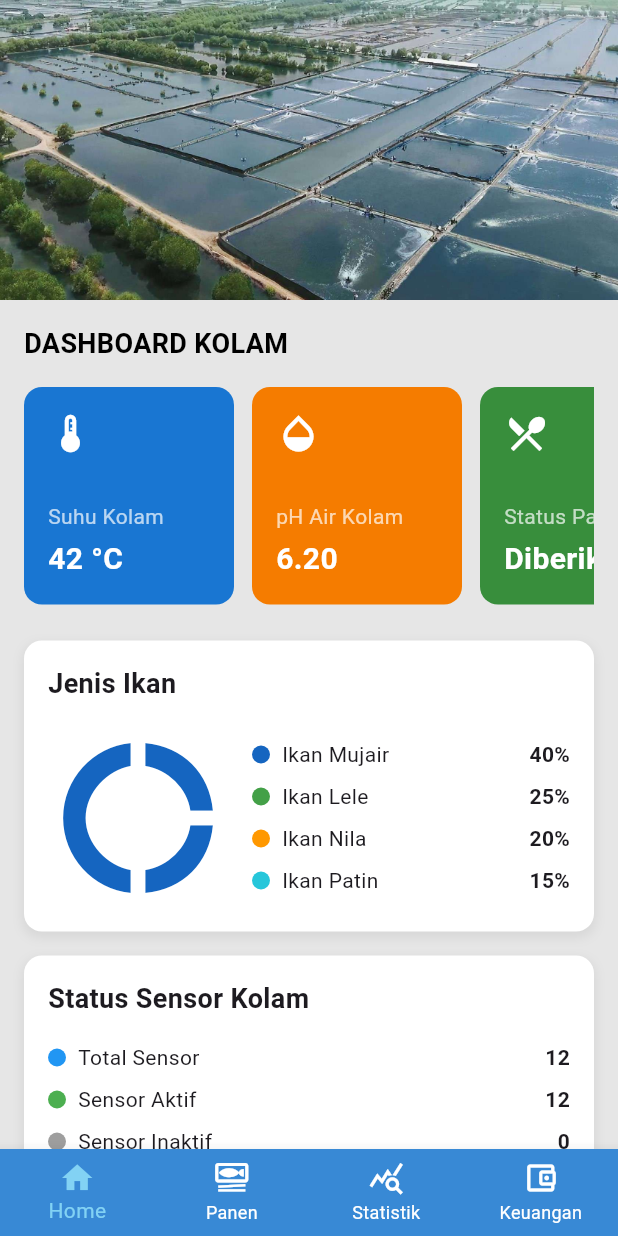
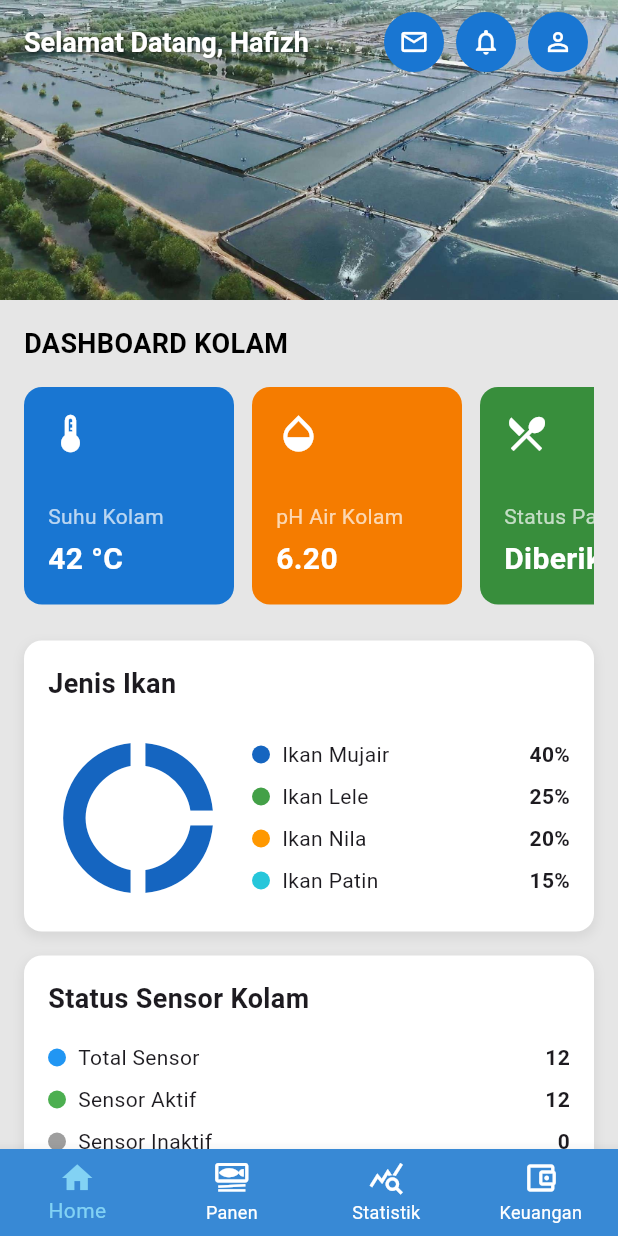
Before and after one commit to NekoDesu-cyte/Tubes_PPB_Tambak, a Flutter app: the screen it shows after launch, on a phone screen of 412 x 824 dp. Run offline on Flutter 3.47's test engine with Material 3 defaults, Android fonts, the phone set to English and light mode, and no system bars; our stand-ins replace fl_chart.

Commit message:
adding Appbar on main_page.dart

```diff
--- a/mina_jaya_app/lib/dashboard.dart
+++ b/mina_jaya_app/lib/dashboard.dart
@@ -4,23 +4,20 @@ import 'package:flutter/material.dart';
 import 'statistik.dart';
 import 'detail_sensor.dart';
 
-// 1. Ubah dari StatefulWidget menjadi StatelessWidget
 class HomePage extends StatelessWidget {
   const HomePage({super.key});
 
-  // 2. Hapus semua state (_selectedIndex dan _onItemTapped)
-  //    karena sudah diurus oleh main.dart
-
   @override
   Widget build(BuildContext context) {
-    // 3. Scaffold-nya BOLEH tetap ada (untuk background & layout)
     return Scaffold(
       backgroundColor: const Color.fromARGB(255, 230, 230, 230),
+
       body: SingleChildScrollView(
         child: Column(
           crossAxisAlignment: CrossAxisAlignment.start,
           children: [
             // --- GAMBAR BANNER (FULL-WIDTH) ---
+            // Gambar ini sekarang akan otomatis ada di BELAKANG AppBar
             Image.asset(
               'assets/tambak_page.jpeg',
               width: double.infinity,
@@ -134,14 +131,29 @@ class HomePage extends StatelessWidget {
           ],
         ),
       ),
-
-      // 4. HAPUS SEMUA 'bottomNavigationBar' DARI FILE INI
-      // (Bagian 'bottomNavigationBar' yang tadinya ada di sini sudah dihapus)
     );
   }
 
   // --- WIDGET BANTUAN ---
-  // (Pindahkan semua widget bantuan ke sini, di dalam class HomePage)
+
+  // --- PERUBAHAN 3: TAMBAHKAN WIDGET BANTUAN INI ---
+  // Widget baru untuk ikon bulat biru di AppBar
+  Widget _buildTopIcon(IconData icon) {
+    return Padding(
+      // Beri jarak antar ikon
+      padding: const EdgeInsets.symmetric(horizontal: 4.0),
+      child: CircleAvatar(
+        radius: 20, // Ukuran lingkaran
+        backgroundColor: Colors.blue[700], // Warna biru
+        child: Icon(
+          icon,
+          color: Colors.white, // Ikon warna putih
+          size: 20, // Ukuran ikon
+        ),
+      ),
+    );
+  }
+  // --------------------------------------------------
 
   Widget _buildStatCard({
     required Widget iconWidget,
--- a/mina_jaya_app/lib/main_page.dart
+++ b/mina_jaya_app/lib/main_page.dart
@@ -14,6 +14,7 @@ class MainPage extends StatefulWidget {
 class _MainPageState extends State<MainPage> {
   int _selectedIndex = 0;
 
+  // Pastikan nama class-nya benar: HomePage, PanenPage, dst.
   final List<Widget> _widgetOptions = <Widget>[
     const HomePage(),
     const PanenPage(),
@@ -27,29 +28,74 @@ class _MainPageState extends State<MainPage> {
     });
   }
 
+  // --- WIDGET BANTUAN UNTUK IKON APPBAR (PINDAHAN DARI HOME) ---
+  Widget _buildTopIcon(IconData icon) {
+    return Padding(
+      padding: const EdgeInsets.symmetric(horizontal: 4.0),
+      child: CircleAvatar(
+        radius: 20,
+        backgroundColor: Colors.blue[700],
+        child: Icon(
+          icon,
+          color: Colors.white,
+          size: 20,
+        ),
+      ),
+    );
+  }
+  // -----------------------------------------------------------
+
   @override
   Widget build(BuildContext context) {
     return Scaffold(
+      // --- TAMBAHKAN KODE APPBAR DI SINI ---
+      extendBodyBehindAppBar: true, // <-- BARU
+      appBar: AppBar( // <-- BARU
+        backgroundColor: Colors.transparent,
+        elevation: 0,
+        title: const Text(
+          'Selamat Datang, Hafizh',
+          style: TextStyle(
+            color: Colors.white,
+            fontSize: 18,
+            fontWeight: FontWeight.bold,
+            shadows: [
+              Shadow(
+                blurRadius: 2.0,
+                color: Colors.black54,
+                offset: Offset(1.0, 1.0),
+              ),
+            ],
+          ),
+        ),
+        titleSpacing: 16.0,
+        actions: [
+          _buildTopIcon(Icons.mail_outline),
+          _buildTopIcon(Icons.notifications_none),
+          _buildTopIcon(Icons.person_outline),
+          const SizedBox(width: 16),
+        ],
+      ),
+      // -------------------------------------
+
       body: Center(
         child: _widgetOptions.elementAt(_selectedIndex),
       ),
+
       bottomNavigationBar: BottomNavigationBar(
         items: const <BottomNavigationBarItem>[
           BottomNavigationBarItem(
             icon: Icon(Icons.home),
             label: 'Home',
           ),
-
           BottomNavigationBarItem(
             icon: Icon(Icons.set_meal_outlined),
             label: 'Panen',
           ),
-
           BottomNavigationBarItem(
             icon: Icon(Icons.query_stats),
             label: 'Statistik',
           ),
-
           BottomNavigationBarItem(
             icon: Icon(Icons.account_balance_wallet_outlined),
             label: 'Keuangan',
```
